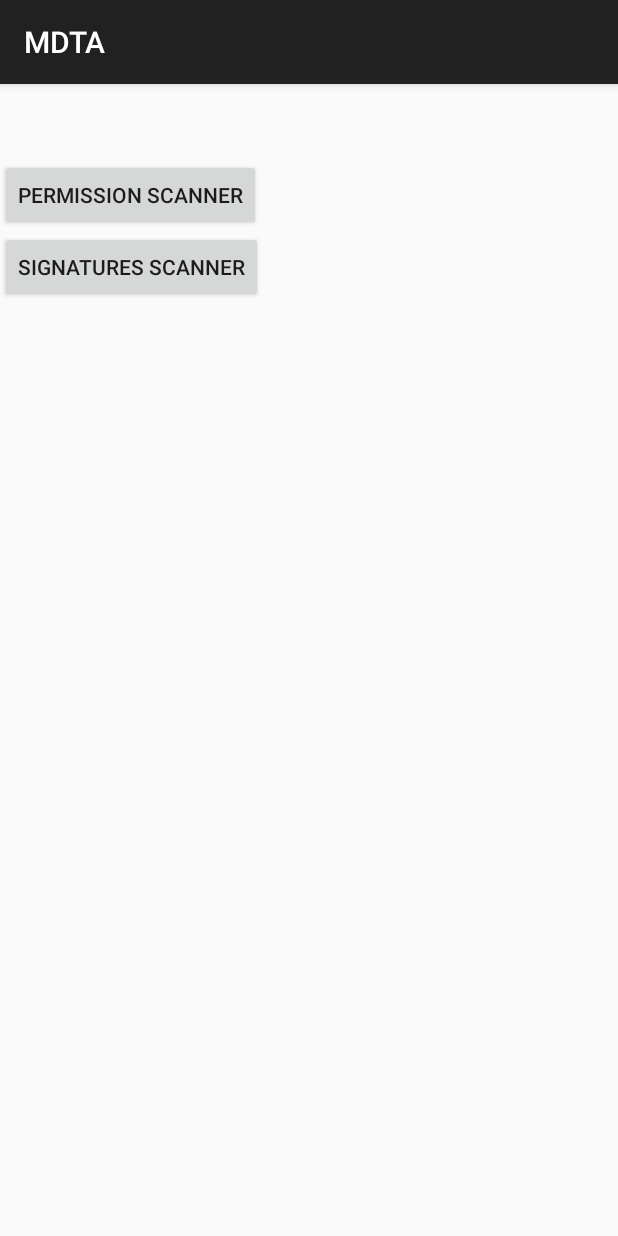
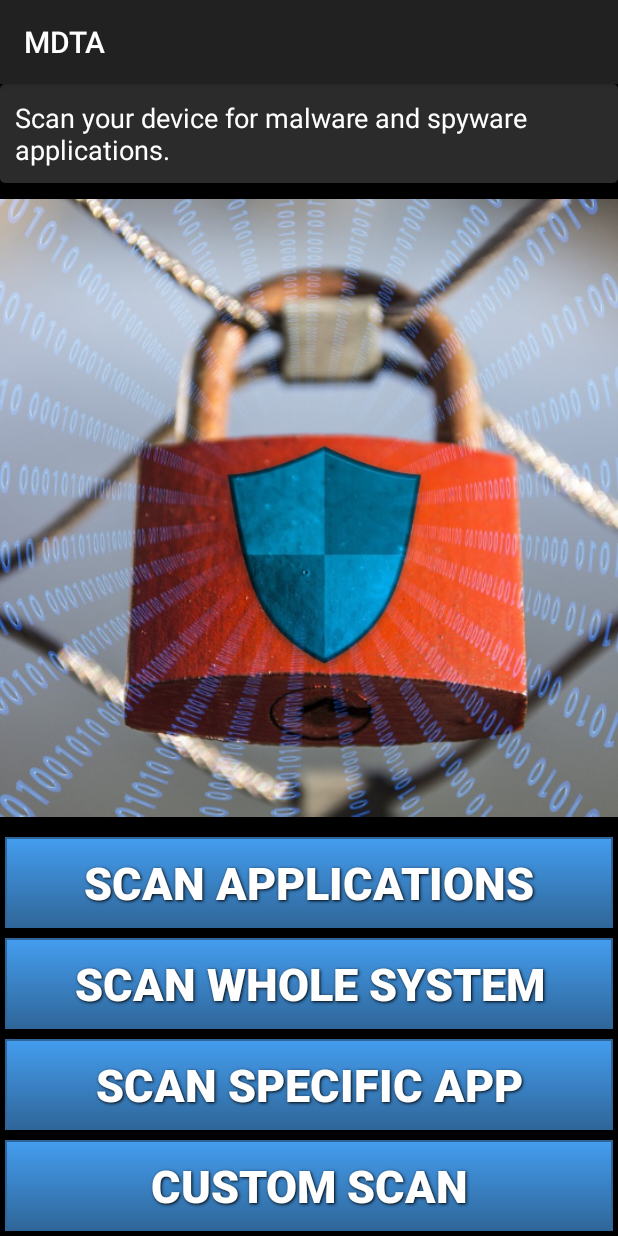
Before and after one commit to ipfyx/MDTA, an Android app: the screen it shows after launch (MainActivity), on a phone screen of 412 x 824 dp. Run offline under Robolectric (Android 15) with nearby library versions, the phone set to English and light mode, and no system bars.

Commit message:
Update Main activity UI to access 4 differents possibilities

```diff
--- a/app/src/main/java/fr/mdta/mdta/MainActivity.java
+++ b/app/src/main/java/fr/mdta/mdta/MainActivity.java
@@ -5,50 +5,65 @@ import android.os.Bundle;
 import android.support.v7.app.AppCompatActivity;
 import android.view.View;
 import android.widget.Button;
-import android.widget.TextView;
-
-import fr.mdta.mdta.PermissionsScanner.PermissionsScannerActivity;
-import fr.mdta.mdta.SignaturesScanner.SignaturesScannerActivity;
-
 
 public class MainActivity extends AppCompatActivity {
 
-    // Used to load the 'native-lib' library on application startup.
-    static {
-        System.loadLibrary("native-lib");
-    }
+    //UI components
+    private Button mScanApplicationsButton;
+    private Button mScanAllSystemButton;
+    private Button mScanSpecificAppButton;
+    private Button mCustomScanButton;
+
 
     @Override
     protected void onCreate(Bundle savedInstanceState) {
         super.onCreate(savedInstanceState);
         setContentView(R.layout.activity_main);
 
-        // Example of a call to a native method
-        TextView tv = (TextView) findViewById(R.id.sample_text);
-        tv.setText(stringFromJNI());
-
-        Button button = (Button) findViewById(R.id.permissionsScanner);
-        button.setOnClickListener(new View.OnClickListener() {
+        //Retrieve UI components and set every related click option
+        mScanApplicationsButton = (Button) findViewById(R.id.scanApplications);
+        mScanApplicationsButton.setOnClickListener(new View.OnClickListener() {
             @Override
             public void onClick(View v) {
-                Intent i = new Intent(MainActivity.this, PermissionsScannerActivity.class);
-                startActivity(i);
+                Intent myIntent = new Intent(MainActivity.this, ScanActivity.class);
+                myIntent.putExtra(ScanActivity.KEY_TYPE_OF_SCAN, ScanActivity.TypeOfScan.APPLICATIONSSCAN);
+                startActivity(myIntent);
+                finish();
             }
         });
 
-        Button signatureButton = (Button) findViewById(R.id.signaturesScanner);
-        signatureButton.setOnClickListener(new View.OnClickListener() {
+        mScanAllSystemButton = (Button) findViewById(R.id.scanAllSystem);
+        mScanAllSystemButton.setOnClickListener(new View.OnClickListener() {
             @Override
             public void onClick(View v) {
-                Intent i = new Intent(MainActivity.this, SignaturesScannerActivity.class);
-                startActivity(i);
+                Intent myIntent = new Intent(MainActivity.this, ScanActivity.class);
+                myIntent.putExtra(ScanActivity.KEY_TYPE_OF_SCAN, ScanActivity.TypeOfScan.WHOLESYSTEMSCAN);
+                startActivity(myIntent);
+                finish();
             }
         });
+
+        mScanSpecificAppButton = (Button) findViewById(R.id.scanSpecificApp);
+        mScanSpecificAppButton.setOnClickListener(new View.OnClickListener() {
+            @Override
+            public void onClick(View v) {
+                Intent myIntent = new Intent(MainActivity.this, SpecifyAppActivity.class);
+                startActivity(myIntent);
+                finish();
+            }
+        });
+
+        mCustomScanButton = (Button) findViewById(R.id.customScanButton);
+        mCustomScanButton.setOnClickListener(new View.OnClickListener() {
+            @Override
+            public void onClick(View v) {
+                Intent myIntent = new Intent(MainActivity.this, CustomScanActivity.class);
+                startActivity(myIntent);
+                finish();
+            }
+        });
+
     }
 
-    /**
-     * A native method that is implemented by the 'native-lib' native library,
-     * which is packaged with this application.
-     */
-    public native String stringFromJNI();
+
 }
--- a/app/src/main/res/layout/activity_main.xml
+++ b/app/src/main/res/layout/activity_main.xml
@@ -1,25 +1,70 @@
 <?xml version="1.0" encoding="utf-8"?>
-<LinearLayout xmlns:tools="http://schemas.android.com/tools"
-    xmlns:android="http://schemas.android.com/apk/res/android"
-    android:layout_height="match_parent"
-    android:orientation="vertical"
-    android:layout_width="match_parent"
-    tools:context="fr.mdta.mdta.MainActivity">
+<RelativeLayout xmlns:android="http://schemas.android.com/apk/res/android"
+    android:layout_width="fill_parent"
+    android:layout_height="fill_parent"
+    android:background="#000000"
+    android:gravity="center_horizontal"
+    android:orientation="vertical">
 
     <TextView
-        android:id="@+id/sample_text"
-        android:layout_width="match_parent"
-        android:layout_height="50dp" />
+        android:id="@+id/title"
+        android:layout_width="wrap_content"
+        android:layout_height="wrap_content"
+        android:layout_alignParentLeft="true"
+        android:layout_alignParentRight="true"
+        android:layout_alignParentTop="true"
+        android:background="@drawable/back"
+        android:text="Scan your device for malware
+and spyware applications."
+        android:textAppearance="?android:attr/textAppearanceMedium"
+        android:textColor="#ffffff" />
 
     <Button
-        android:id="@+id/permissionsScanner"
+        android:id="@+id/customScanButton"
+        style="@style/ButtonText"
+        android:layout_width="fill_parent"
         android:layout_height="wrap_content"
-        android:layout_width="wrap_content"
-        android:text="PERMISSION SCANNER" />
+        android:layout_alignParentBottom="true"
+        android:layout_centerInParent="true"
+        android:background="@drawable/btn_blue"
+        android:text="CUSTOM SCAN" />
+
 
     <Button
-        android:id="@+id/signaturesScanner"
+        android:id="@+id/scanSpecificApp"
+        style="@style/ButtonText"
+        android:layout_width="match_parent"
         android:layout_height="wrap_content"
-        android:layout_width="wrap_content"
-        android:text="SIGNATURES SCANNER" />
-</LinearLayout>
+        android:layout_above="@id/customScanButton"
+        android:layout_centerInParent="true"
+        android:background="@drawable/btn_blue"
+        android:text="SCAN SPECIFIC APP" />
+
+    <Button
+        android:id="@+id/scanAllSystem"
+        style="@style/ButtonText"
+        android:layout_width="match_parent"
+        android:layout_height="wrap_content"
+        android:layout_above="@id/scanSpecificApp"
+        android:layout_centerInParent="true"
+        android:background="@drawable/btn_blue"
+        android:text="SCAN WHOLE SYSTEM" />
+
+    <Button
+        android:id="@+id/scanApplications"
+        style="@style/ButtonText"
+        android:layout_width="match_parent"
+        android:layout_height="wrap_content"
+        android:layout_above="@id/scanAllSystem"
+        android:layout_centerInParent="true"
+        android:background="@drawable/btn_blue"
+        android:text="SCAN APPLICATIONS" />
+
+
+    <ImageView
+        android:layout_width="match_parent"
+        android:layout_height="wrap_content"
+        android:src="@drawable/logo"
+        android:layout_below="@id/title"
+        android:layout_above="@id/scanApplications" />
+</RelativeLayout>
```
